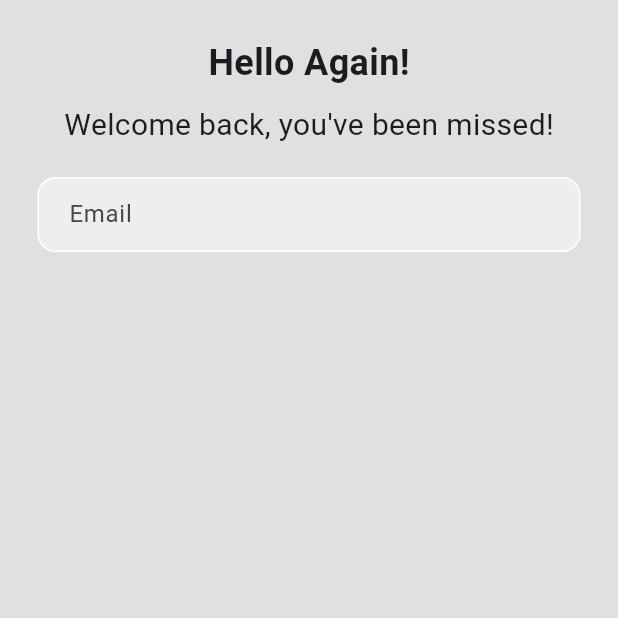
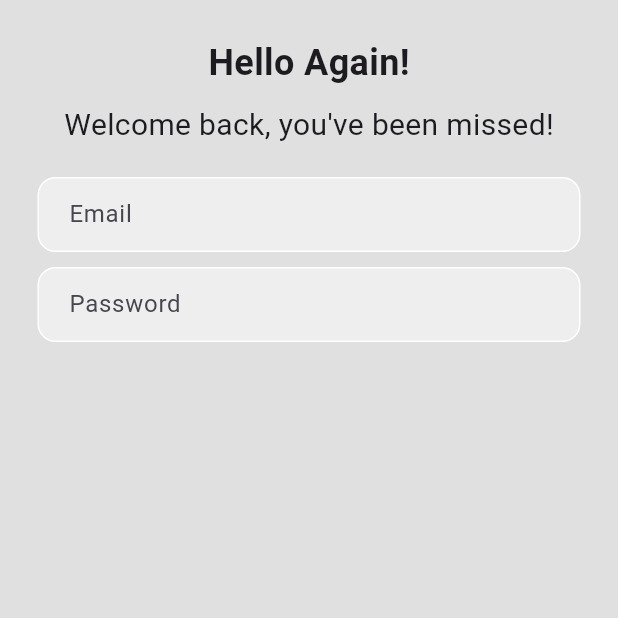
Before and after one commit to rifathosenofficial2023/login_page_02, a Flutter app: the screen it shows after launch, on a phone screen of 412 x 824 dp, the top half of it. Run offline on Flutter 3.47's test engine with Material 3 defaults, Android fonts, the phone set to English and light mode, and no system bars.

Commit message:
password textfield added

```diff
--- a/lib/login_page.dart
+++ b/lib/login_page.dart
@@ -51,9 +51,30 @@
                   ),
                 ),
               ),
+              SizedBox(height: 10,),
 
 
               //password textfield
+               Padding(
+                padding: const EdgeInsets.symmetric(horizontal: 25.0),
+                child: Container(
+                  decoration: BoxDecoration(
+                    color: Colors.grey[200],
+                    border: Border.all(color: Colors.white),
+                    borderRadius: BorderRadius.circular(12),
+                  ),
+                  child: Padding(
+                    padding: const EdgeInsets.only(left: 20.0),
+                    child: TextField(
+                      obscureText: true,
+                      decoration: InputDecoration(
+                        border: InputBorder.none,
+                        hintText: 'Password'
+                      ),
+                    ),
+                  ),
+                ),
+              ),
 
               //sign in button
 
```
